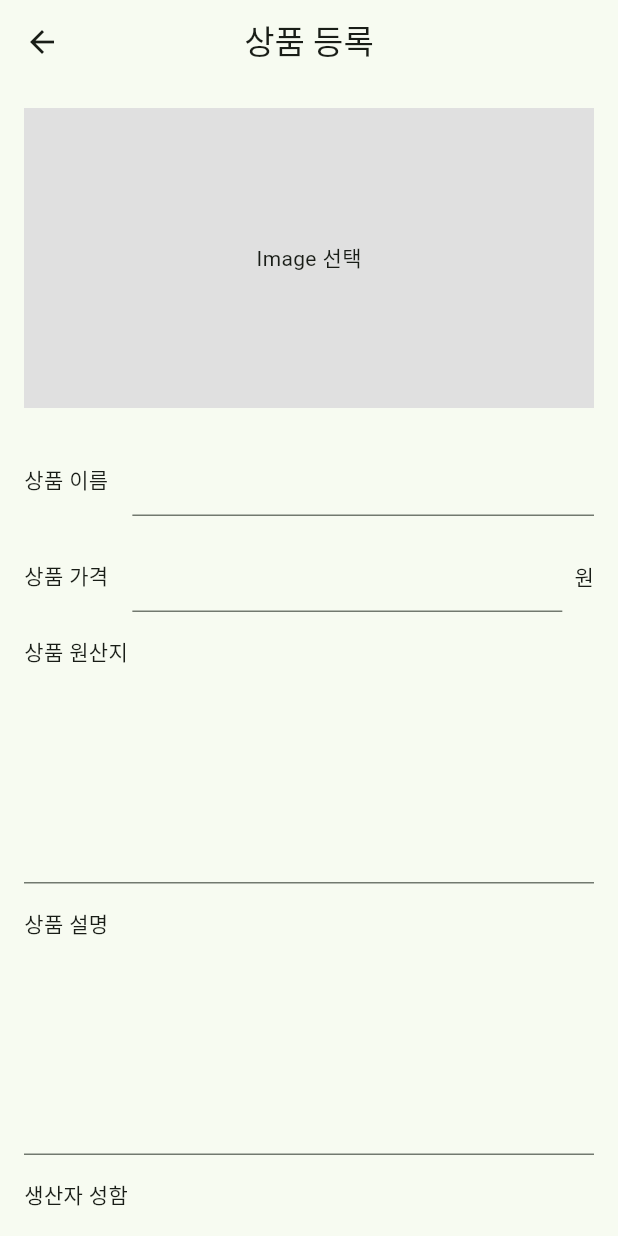
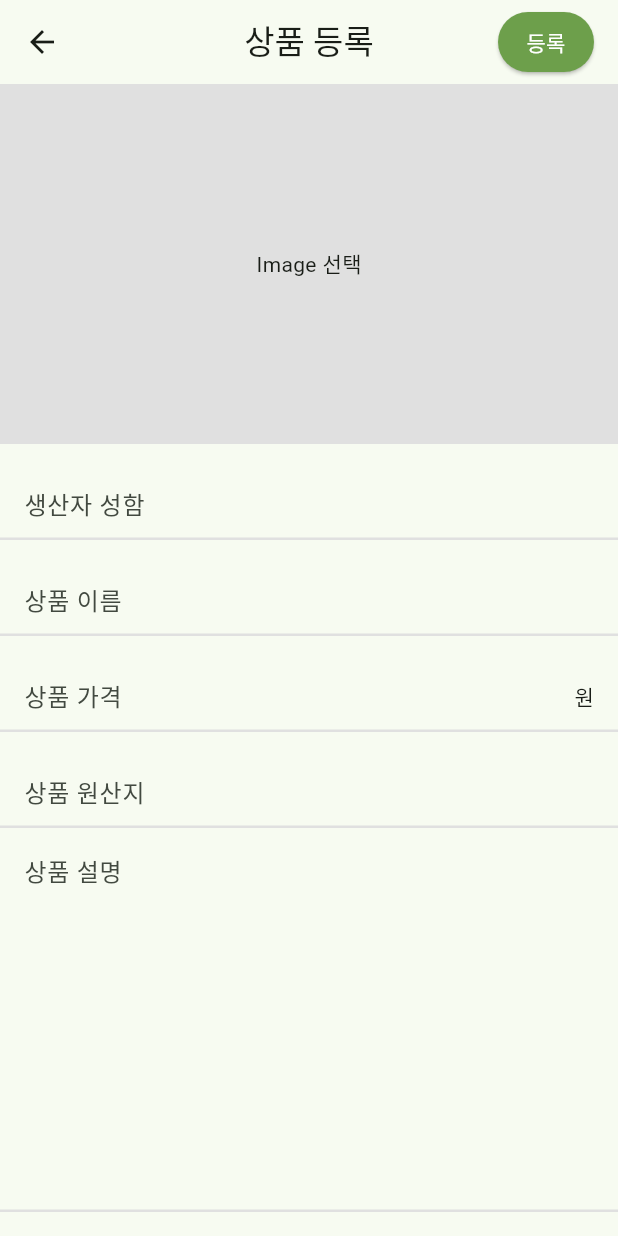
Before and after one commit to Jayden1Joe/today_s_farm, a Flutter app: the screen it shows after launch, after a tap on "상품 추가하기", on a phone screen of 412 x 824 dp. Run offline on Flutter 3.47's test engine with Material 3 defaults, Android fonts, the phone set to English and light mode, and no system bars.

Commit message:
feat: 상품 추가 페이지 위젯 구조 개선
- 기존 widget.dart 파일을 기능별로 분리
- add_text_field.dart: 텍스트 입력 필드 위젯
- image_selection.dart: 이미지 선택 위젯
- register_button.dart: 등록 버튼 위젯 (예외 처리 구현)
- add_product_page.dart 코드 리팩토링
- 의존성 업데이트

```diff
--- a/lib/pages/add_product/add_product_page.dart
+++ b/lib/pages/add_product/add_product_page.dart
@@ -1,5 +1,7 @@
 import 'package:flutter/material.dart';
-import 'widgets/widget.dart';
+import 'package:today_s_farm/pages/add_product/widgets/add_text_field.dart';
+import 'package:today_s_farm/pages/add_product/widgets/image_selection.dart';
+import 'widgets/register_button.dart';
 
 class AddProductPage extends StatefulWidget {
   const AddProductPage({super.key});
@@ -34,31 +36,45 @@ class _AddProductPageState extends State<AddProductPage> {
         ),
         title: const Text('상품 등록'),
         centerTitle: true,
-      ),
-      body: SingleChildScrollView(
-        padding: const EdgeInsets.all(16.0),
-        child: Column(
-          crossAxisAlignment: CrossAxisAlignment.start,
-          children: [
-            const ImageSelectionWidget(),
-            const SizedBox(height: 24),
-            ProductNameInputWidget(controller: nameController),
-            const SizedBox(height: 16),
-            ProductPriceInputWidget(controller: priceController),
-            const SizedBox(height: 16),
-            ProductOriginInputWidget(controller: originController),
-            const SizedBox(height: 16),
-            ProductDescriptionInputWidget(controller: descriptionController),
-            const SizedBox(height: 16),
-            ProductFarmerInputWidget(controller: farmerController),
-            const SizedBox(height: 32),
-            RegisterButtonWidget(
+        actions: [
+          Padding(
+            padding: const EdgeInsets.only(right: 16.0),
+            child: RegisterButton(
               nameController: nameController,
               priceController: priceController,
               originController: originController,
               descriptionController: descriptionController,
               farmerController: farmerController,
             ),
+          ),
+        ],
+      ),
+      body: SingleChildScrollView(
+        child: Column(
+          crossAxisAlignment: CrossAxisAlignment.start,
+          children: [
+            const ImageSelectionWidget(),
+
+            const SizedBox(height: 16),
+            AddTextField(controller: farmerController, label: '생산자 성함'),
+            const SizedBox(height: 16),
+            AddTextField(controller: nameController, label: '상품 이름'),
+            const SizedBox(height: 16),
+            AddTextField(
+              controller: priceController,
+              label: '상품 가격',
+              suffixText: '원',
+              keyboardType: TextInputType.number,
+            ),
+            const SizedBox(height: 16),
+            AddTextField(controller: originController, label: '상품 원산지'),
+            const SizedBox(height: 16),
+            AddTextField(
+              controller: descriptionController,
+              label: '상품 설명',
+              maxLines: 10,
+            ),
+            const SizedBox(height: 80),
           ],
         ),
       ),
--- /dev/null
+++ b/lib/pages/add_product/widgets/add_text_field.dart
@@ -0,0 +1,54 @@
+// 상품 이름 입력 위젯
+import 'package:flutter/material.dart';
+import 'package:today_s_farm/constants/app_colors.dart';
+
+class AddTextField extends StatelessWidget {
+  const AddTextField({
+    super.key,
+    required this.controller,
+    required this.label,
+    this.maxLines,
+    this.suffixText,
+    this.keyboardType,
+  });
+
+  final TextEditingController controller;
+  final String label;
+  final int? maxLines;
+  final String? suffixText;
+  final TextInputType? keyboardType;
+
+  @override
+  Widget build(BuildContext context) {
+    return Column(
+      crossAxisAlignment: CrossAxisAlignment.start,
+      children: [
+        //bottom border line
+        TextField(
+          maxLines: maxLines,
+          decoration: InputDecoration(
+            hintText: label,
+            hintStyle: TextStyle(fontSize: 16),
+            focusColor: AppColors.inputFocus,
+            enabledBorder: UnderlineInputBorder(
+              borderSide: BorderSide(color: AppColors.inputBorder, width: 1.7),
+            ),
+            focusedBorder: UnderlineInputBorder(
+              borderSide: BorderSide(color: AppColors.inputFocus, width: 1.7),
+            ),
+            contentPadding: EdgeInsets.symmetric(horizontal: 16),
+            suffixIcon: suffixText != null
+                ? Padding(
+                    padding: const EdgeInsets.only(right: 16.0),
+                    child: Text(suffixText!),
+                  )
+                : null,
+            suffixIconConstraints: BoxConstraints(),
+          ),
+          keyboardType: keyboardType,
+          controller: controller,
+        ),
+      ],
+    );
+  }
+}
--- /dev/null
+++ b/lib/pages/add_product/widgets/image_selection.dart
@@ -0,0 +1,39 @@
+// 이미지 선택 위젯
+import 'package:flutter/material.dart';
+
+class ImageSelectionWidget extends StatelessWidget {
+  const ImageSelectionWidget({super.key});
+
+  @override
+  Widget build(BuildContext context) {
+    return GestureDetector(
+      onTap: () {
+        _showImageSelectionDialog(context);
+      },
+      child: Container(
+        width: double.infinity,
+        height: 240,
+        color: Colors.grey[300],
+        child: const Center(child: Text('Image 선택')),
+      ),
+    );
+  }
+
+  void _showImageSelectionDialog(BuildContext context) {
+    showDialog(
+      context: context,
+      builder: (BuildContext context) {
+        return AlertDialog(
+          title: const Text('이미지 선택'),
+          content: const Text('이미지가 선택되었습니다.'),
+          actions: [
+            TextButton(
+              onPressed: () => Navigator.of(context).pop(),
+              child: const Text('확인'),
+            ),
+          ],
+        );
+      },
+    );
+  }
+}
--- /dev/null
+++ b/lib/pages/add_product/widgets/register_button.dart
@@ -0,0 +1,135 @@
+import 'package:flutter/material.dart';
+import 'package:today_s_farm/constants/app_colors.dart';
+import 'package:today_s_farm/models/product_model.dart';
+
+// 등록하기 버튼 위젯
+class RegisterButton extends StatelessWidget {
+  final TextEditingController nameController;
+  final TextEditingController priceController;
+  final TextEditingController descriptionController;
+  final TextEditingController originController;
+  final TextEditingController farmerController;
+
+  const RegisterButton({
+    super.key,
+    required this.nameController,
+    required this.priceController,
+    required this.descriptionController,
+    required this.originController,
+    required this.farmerController,
+  });
+
+  @override
+  Widget build(BuildContext context) {
+    return ElevatedButton(
+      onPressed: () {
+        // 필수 필드가 비어있는지 확인
+        if (nameController.text.isEmpty ||
+            priceController.text.isEmpty ||
+            descriptionController.text.isEmpty ||
+            originController.text.isEmpty ||
+            farmerController.text.isEmpty ||
+            _isNotNumber()) {
+          _showDialog(context);
+          return;
+        }
+        _showCompleteDialog(context);
+      },
+
+      style: ElevatedButton.styleFrom(
+        backgroundColor: AppColors.buttonPrimary,
+        foregroundColor: Colors.white,
+        shape: RoundedRectangleBorder(borderRadius: BorderRadius.circular(80)),
+        padding: EdgeInsets.zero,
+      ),
+      child: const Text('등록'),
+    );
+  }
+
+  bool _isNotNumber() {
+    if (priceController.text.isNotEmpty &&
+        !RegExp(r'^\d+$').hasMatch(priceController.text)) {
+      return true;
+    }
+    return false;
+  }
+
+  void _showDialog(BuildContext context) {
+    String resultText = "";
+    if (farmerController.text.isEmpty) {
+      resultText = "생산자 성함을";
+    } else if (nameController.text.isEmpty) {
+      resultText = "상품 이름을";
+    } else if (priceController.text.isEmpty) {
+      resultText = "가격을";
+    } else if (originController.text.isEmpty) {
+      resultText = "상품 원산지를";
+    } else if (descriptionController.text.isEmpty) {
+      resultText = "상품 설명을";
+    } else if (_isNotNumber()) {
+      resultText = "가격을 숫자로";
+    } else {
+      resultText = "상품 원산지를";
+    }
+
+    showDialog(
+      context: context,
+      builder: (BuildContext context) {
+        return AlertDialog(
+          title: const Text('입력 오류'),
+          content: Text('$resultText 입력해주세요.'),
+          actions: [
+            TextButton(
+              onPressed: () => Navigator.of(context).pop(),
+              child: const Text('확인'),
+            ),
+          ],
+        );
+      },
+    );
+  }
+
+  void _showCompleteDialog(BuildContext context) {
+    showDialog(
+      context: context,
+      builder: (BuildContext context) {
+        return AlertDialog(
+          title: const Text('등록 완료'),
+          content: const Text('상품이 성공적으로 등록되었습니다.'),
+          actions: [
+            TextButton(
+              onPressed: () {
+                // Product 객체 생성
+                // final String id;
+                // final String name;
+                // final int price;
+                // final String description;
+                // final String origin;
+                // final String? imageUrl;
+                // final String farmer;
+                // final int? deliveryDate; // 배송일
+                // final double? star; // 평점
+                // final int? reviewCount; //
+                final newProduct = Product(
+                  name: nameController.text,
+                  price: int.parse(priceController.text),
+                  description: descriptionController.text,
+                  origin: originController.text,
+                  imageUrl: null, // 이미지 선택 기능은 나중에 구현
+                  farmer: farmerController.text,
+                  deliveryDate: 0,
+                  star: 0,
+                  reviewCount: 0,
+                );
+
+                Navigator.of(context).pop(); // 다이얼로그 닫기
+                Navigator.of(context).pop(newProduct); // 홈페이지로 Product 객체 반환
+              },
+              child: const Text('확인'),
+            ),
+          ],
+        );
+      },
+    );
+  }
+}
--- a/lib/pages/add_product/widgets/widget.dart
+++ /dev/null
@@ -1,254 +0,0 @@
-import 'package:flutter/material.dart';
-import 'package:today_s_farm/models/product_model.dart';
-
-// 이미지 선택 위젯
-class ImageSelectionWidget extends StatelessWidget {
-  const ImageSelectionWidget({super.key});
-
-  @override
-  Widget build(BuildContext context) {
-    return GestureDetector(
-      onTap: () {
-        _showImageSelectionDialog(context);
-      },
-      child: Container(
-        width: double.infinity,
-        height: 200,
-        color: Colors.grey[300],
-        child: const Center(child: Text('Image 선택')),
-      ),
-    );
-  }
-
-  void _showImageSelectionDialog(BuildContext context) {
-    showDialog(
-      context: context,
-      builder: (BuildContext context) {
-        return AlertDialog(
-          title: const Text('이미지 선택'),
-          content: const Text('이미지가 선택되었습니다.'),
-          actions: [
-            TextButton(
-              onPressed: () => Navigator.of(context).pop(),
-              child: const Text('확인'),
-            ),
-          ],
-        );
-      },
-    );
-  }
-}
-
-// 상품 이름 입력 위젯
-class ProductNameInputWidget extends StatelessWidget {
-  final TextEditingController controller;
-
-  const ProductNameInputWidget({super.key, required this.controller});
-
-  @override
-  Widget build(BuildContext context) {
-    return Row(
-      children: [
-        const Text('상품 이름'),
-        const SizedBox(width: 16),
-        Expanded(child: TextField(controller: controller)),
-      ],
-    );
-  }
-}
-
-// 상품 가격 입력 위젯
-class ProductPriceInputWidget extends StatelessWidget {
-  final TextEditingController controller;
-
-  const ProductPriceInputWidget({super.key, required this.controller});
-
-  @override
-  Widget build(BuildContext context) {
-    return Row(
-      children: [
-        const Text('상품 가격'),
-        const SizedBox(width: 16),
-        Expanded(
-          child: TextField(
-            controller: controller,
-            keyboardType: TextInputType.number,
-          ),
-        ),
-        const SizedBox(width: 8),
-        const Text('원'),
-      ],
-    );
-  }
-}
-
-// 상품 설명 입력 위젯
-class ProductDescriptionInputWidget extends StatelessWidget {
-  final TextEditingController controller;
-
-  const ProductDescriptionInputWidget({super.key, required this.controller});
-
-  @override
-  Widget build(BuildContext context) {
-    return Column(
-      crossAxisAlignment: CrossAxisAlignment.start,
-      children: [
-        const Text('상품 설명'),
-        const SizedBox(height: 8),
-        TextField(controller: controller, maxLines: 5),
-      ],
-    );
-  }
-}
-
-// 상품 원산지 입력 위젯
-class ProductOriginInputWidget extends StatelessWidget {
-  final TextEditingController controller;
-
-  const ProductOriginInputWidget({super.key, required this.controller});
-
-  @override
-  Widget build(BuildContext context) {
-    return Column(
-      crossAxisAlignment: CrossAxisAlignment.start,
-      children: [
-        const Text('상품 원산지'),
-        const SizedBox(height: 8),
-        TextField(controller: controller, maxLines: 5),
-      ],
-    );
-  }
-}
-
-// 생산자 성함 입력 위젯
-class ProductFarmerInputWidget extends StatelessWidget {
-  final TextEditingController controller;
-
-  const ProductFarmerInputWidget({super.key, required this.controller});
-
-  @override
-  Widget build(BuildContext context) {
-    return Column(
-      crossAxisAlignment: CrossAxisAlignment.start,
-      children: [
-        const Text('생산자 성함'),
-        const SizedBox(height: 8),
-        TextField(controller: controller, maxLines: 5),
-      ],
-    );
-  }
-}
-
-// 등록하기 버튼 위젯
-class RegisterButtonWidget extends StatelessWidget {
-  final TextEditingController nameController;
-  final TextEditingController priceController;
-  final TextEditingController descriptionController;
-  final TextEditingController originController;
-  final TextEditingController farmerController;
-
-  const RegisterButtonWidget({
-    super.key,
-    required this.nameController,
-    required this.priceController,
-    required this.descriptionController,
-    required this.originController,
-    required this.farmerController,
-  });
-
-  @override
-  Widget build(BuildContext context) {
-    return SizedBox(
-      width: double.infinity,
-      height: 50,
-      child: ElevatedButton(
-        onPressed: () {
-          // 가격이 숫자인지 확인
-          if (priceController.text.isNotEmpty &&
-              !RegExp(r'^\d+$').hasMatch(priceController.text)) {
-            _showNumberInputDialog(context);
-            return;
-          }
-
-          // 필수 필드가 비어있는지 확인
-          if (nameController.text.isEmpty ||
-              priceController.text.isEmpty ||
-              descriptionController.text.isEmpty) {
-            _showEmptyFieldDialog(context);
-            return;
-          }
-
-          _showRegistrationCompleteDialog(context);
-        },
-        child: const Text('등록하기'),
-      ),
-    );
-  }
-
-  void _showNumberInputDialog(BuildContext context) {
-    showDialog(
-      context: context,
-      builder: (BuildContext context) {
-        return AlertDialog(
-          title: const Text('입력 오류'),
-          content: const Text('가격은 숫자만 입력해주세요.'),
-          actions: [
-            TextButton(
-              onPressed: () => Navigator.of(context).pop(),
-              child: const Text('확인'),
-            ),
-          ],
-        );
-      },
-    );
-  }
-
-  void _showEmptyFieldDialog(BuildContext context) {
-    showDialog(
-      context: context,
-      builder: (BuildContext context) {
-        return AlertDialog(
-          title: const Text('입력 오류'),
-          content: const Text('모든 필드를 입력해주세요.'),
-          actions: [
-            TextButton(
-              onPressed: () => Navigator.of(context).pop(),
-              child: const Text('확인'),
-            ),
-          ],
-        );
-      },
-    );
-  }
-
-  void _showRegistrationCompleteDialog(BuildContext context) {
-    showDialog(
-      context: context,
-      builder: (BuildContext context) {
-        return AlertDialog(
-          title: const Text('등록 완료'),
-          content: const Text('상품이 성공적으로 등록되었습니다.'),
-          actions: [
-            TextButton(
-              onPressed: () {
-                // Product 객체 생성
-                final newProduct = Product(
-                  name: nameController.text,
-                  price: int.parse(priceController.text),
-                  description: descriptionController.text,
-                  origin: originController.text,
-                  imageUrl: null, // 이미지 선택 기능은 나중에 구현
-                  farmer: farmerController.text,
-                );
-
-                Navigator.of(context).pop(); // 다이얼로그 닫기
-                Navigator.of(context).pop(newProduct); // 홈페이지로 Product 객체 반환
-              },
-              child: const Text('확인'),
-            ),
-          ],
-        );
-      },
-    );
-  }
-}
```
